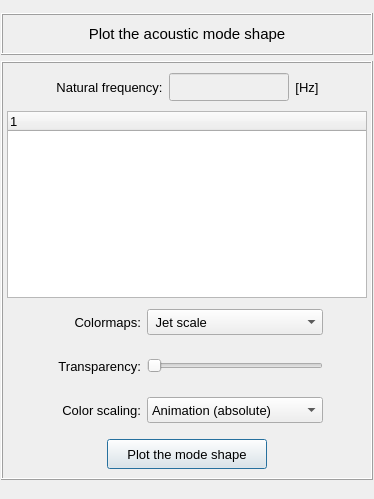
The window that pulse/interface/data/ui_files/plots/results/acoustic/acoustic_mode_shape.ui (open-pulse/OpenPulse) describes before a commit, drawn with Qt 5.
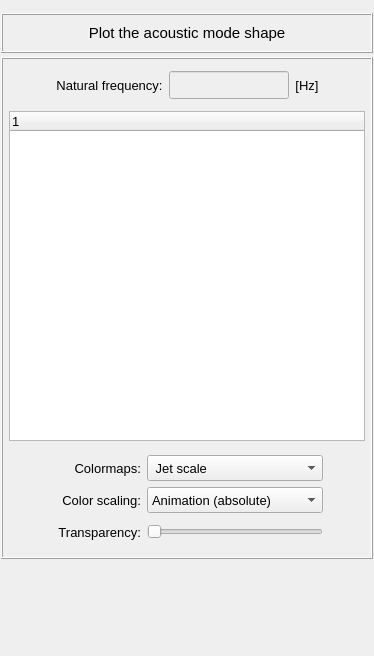
The same window after the commit.

Commit message: Update and uniformize the plot-related UI files

What changed in the file:
```diff
--- a/pulse/interface/data/ui_files/plots/results/acoustic/acoustic_mode_shape.ui
+++ b/pulse/interface/data/ui_files/plots/results/acoustic/acoustic_mode_shape.ui
@@ -7,7 +7,7 @@
     <x>0</x>
     <y>0</y>
     <width>374</width>
-    <height>499</height>
+    <height>656</height>
    </rect>
   </property>
   <property name="sizePolicy">
@@ -48,8 +48,8 @@
        <rect>
         <x>0</x>
         <y>0</y>
-        <width>360</width>
-        <height>494</height>
+        <width>372</width>
+        <height>648</height>
        </rect>
       </property>
       <layout class="QGridLayout" name="gridLayout_7">
@@ -59,6 +59,9 @@
        <property name="rightMargin">
         <number>0</number>
        </property>
+       <property name="verticalSpacing">
+        <number>4</number>
+       </property>
        <item row="1" column="0">
         <widget class="QFrame" name="frame_frequencies">
          <property name="sizeIncrement">
@@ -84,295 +87,20 @@
            <number>4</number>
           </property>
           <property name="topMargin">
-           <number>4</number>
+           <number>6</number>
           </property>
           <property name="rightMargin">
            <number>4</number>
           </property>
           <property name="bottomMargin">
-           <number>4</number>
+           <number>6</number>
           </property>
-          <property name="spacing">
+          <property name="horizontalSpacing">
            <number>4</number>
           </property>
-          <item row="6" column="0">
-           <widget class="QFrame" name="frame_button">
-            <property name="minimumSize">
-             <size>
-              <width>0</width>
-              <height>40</height>
-             </size>
-            </property>
-            <property name="maximumSize">
-             <size>
-              <width>16777215</width>
-              <height>40</height>
-             </size>
-            </property>
-            <property name="frameShape">
-             <enum>QFrame::Shape::NoFrame</enum>
-            </property>
-            <property name="frameShadow">
-             <enum>QFrame::Shadow::Raised</enum>
-            </property>
-            <layout class="QGridLayout" name="gridLayout_6">
-             <property name="leftMargin">
-              <number>0</number>
-             </property>
-             <property name="topMargin">
-              <number>0</number>
-             </property>
-             <property name="rightMargin">
-              <number>0</number>
-             </property>
-             <property name="bottomMargin">
-              <number>0</number>
-             </property>
-             <property name="spacing">
-              <number>0</number>
-             </property>
-             <item row="1" column="0">
-              <widget class="QPushButton" name="pushButton_plot">
-               <property name="minimumSize">
-                <size>
-                 <width>160</width>
-                 <height>30</height>
-                </size>
-               </property>
-               <property name="maximumSize">
-                <size>
-                 <width>160</width>
-                 <height>30</height>
-                </size>
-               </property>
-               <property name="font">
-                <font>
-                 <family>MS Shell Dlg 2</family>
-                 <pointsize>10</pointsize>
-                 <italic>false</italic>
-                 <bold>false</bold>
-                </font>
-               </property>
-               <property name="styleSheet">
-                <string notr="true"/>
-               </property>
-               <property name="text">
-                <string>Plot the mode shape</string>
-               </property>
-               <property name="default">
-                <bool>true</bool>
-               </property>
-              </widget>
-             </item>
-            </layout>
-           </widget>
-          </item>
-          <item row="5" column="0">
-           <widget class="QFrame" name="frame_2">
-            <property name="minimumSize">
-             <size>
-              <width>0</width>
-              <height>40</height>
-             </size>
-            </property>
-            <property name="maximumSize">
-             <size>
-              <width>16777215</width>
-              <height>40</height>
-             </size>
-            </property>
-            <property name="frameShape">
-             <enum>QFrame::Shape::NoFrame</enum>
-            </property>
-            <property name="frameShadow">
-             <enum>QFrame::Shadow::Raised</enum>
-            </property>
-            <layout class="QGridLayout" name="gridLayout_13">
-             <property name="leftMargin">
-              <number>0</number>
-             </property>
-             <property name="topMargin">
-              <number>0</number>
-             </property>
-             <property name="rightMargin">
-              <number>0</number>
-             </property>
-             <property name="bottomMargin">
-              <number>0</number>
-             </property>
-             <item row="0" column="1">
-              <widget class="QLabel" name="label_7">
-               <property name="minimumSize">
-                <size>
-                 <width>90</width>
-                 <height>26</height>
-                </size>
-               </property>
-               <property name="maximumSize">
-                <size>
-                 <width>90</width>
-                 <height>26</height>
-                </size>
-               </property>
-               <property name="font">
-                <font>
-                 <pointsize>10</pointsize>
-                </font>
-               </property>
-               <property name="text">
-                <string>Color scaling:</string>
-               </property>
-               <property name="alignment">
-                <set>Qt::AlignmentFlag::AlignRight|Qt::AlignmentFlag::AlignTrailing|Qt::AlignmentFlag::AlignVCenter</set>
-               </property>
-              </widget>
-             </item>
-             <item row="0" column="3">
-              <spacer name="horizontalSpacer_11">
-               <property name="orientation">
-                <enum>Qt::Orientation::Horizontal</enum>
-               </property>
-               <property name="sizeHint" stdset="0">
-                <size>
-                 <width>40</width>
-                 <height>20</height>
-                </size>
-               </property>
-              </spacer>
-             </item>
-             <item row="0" column="0">
-              <spacer name="horizontalSpacer_12">
-               <property name="orientation">
-                <enum>Qt::Orientation::Horizontal</enum>
-               </property>
-               <property name="sizeHint" stdset="0">
-                <size>
-                 <width>40</width>
-                 <height>20</height>
-                </size>
-               </property>
-              </spacer>
-             </item>
-             <item row="0" column="2">
-              <widget class="QComboBox" name="comboBox_color_scale">
-               <property name="minimumSize">
-                <size>
-                 <width>176</width>
-                 <height>26</height>
-                </size>
-               </property>
-               <property name="maximumSize">
-                <size>
-                 <width>200</width>
-                 <height>26</height>
-                </size>
-               </property>
-               <property name="font">
-                <font>
-                 <pointsize>10</pointsize>
-                </font>
-               </property>
-               <item>
-                <property name="text">
-                 <string>Animation (absolute)</string>
-                </property>
-               </item>
-               <item>
-                <property name="text">
-                 <string>Animation (non absolute)</string>
-                </property>
-               </item>
-               <item>
-                <property name="text">
-                 <string>Absolute values</string>
-                </property>
-               </item>
-               <item>
-                <property name="text">
-                 <string>Real values</string>
-                </property>
-               </item>
-               <item>
-                <property name="text">
-                 <string>Imaginary values</string>
-                </property>
-               </item>
-              </widget>
-             </item>
-            </layout>
-           </widget>
-          </item>
-          <item row="1" column="0">
-           <widget class="QFrame" name="frame_treeWidget">
-            <property name="maximumSize">
-             <size>
-              <width>16777215</width>
-              <height>16777215</height>
-             </size>
-            </property>
-            <property name="frameShape">
-             <enum>QFrame::Shape::NoFrame</enum>
-            </property>
-            <property name="frameShadow">
-             <enum>QFrame::Shadow::Raised</enum>
-            </property>
-            <layout class="QGridLayout" name="gridLayout_3">
-             <property name="leftMargin">
-              <number>0</number>
-             </property>
-             <property name="topMargin">
-              <number>0</number>
-             </property>
-             <property name="rightMargin">
-              <number>0</number>
-             </property>
-             <property name="bottomMargin">
-              <number>0</number>
-             </property>
-             <property name="spacing">
-              <number>0</number>
-             </property>
-             <item row="0" column="0">
-              <widget class="QTreeWidget" name="treeWidget_frequencies">
-               <property name="minimumSize">
-                <size>
-                 <width>260</width>
-                 <height>180</height>
-                </size>
-               </property>
-               <property name="maximumSize">
-                <size>
-                 <width>480</width>
-                 <height>600</height>
-                </size>
-               </property>
-               <property name="font">
-                <font>
-                 <family>MS Shell Dlg 2</family>
-                 <pointsize>10</pointsize>
-                 <italic>false</italic>
-                 <bold>false</bold>
-                </font>
-               </property>
-               <property name="toolTip">
-                <string>&lt;html&gt;&lt;head/&gt;&lt;body&gt;&lt;p&gt;Select the mode shape to be plotted&lt;/p&gt;&lt;/body&gt;&lt;/html&gt;</string>
-               </property>
-               <property name="alternatingRowColors">
-                <bool>true</bool>
-               </property>
-               <property name="indentation">
-                <number>0</number>
-               </property>
-               <column>
-                <property name="text">
-                 <string notr="true">1</string>
-                </property>
-               </column>
-              </widget>
-             </item>
-            </layout>
-           </widget>
-          </item>
+          <property name="verticalSpacing">
+           <number>6</number>
+          </property>
           <item row="0" column="0">
            <widget class="QFrame" name="frame_selector">
             <property name="minimumSize">
@@ -461,7 +189,7 @@
                </property>
                <property name="minimumSize">
                 <size>
-                 <width>80</width>
+                 <width>120</width>
                  <height>28</height>
                 </size>
                </property>
@@ -543,7 +271,7 @@
             <property name="maximumSize">
              <size>
               <width>16777215</width>
-              <height>40</height>
+              <height>120</height>
              </size>
             </property>
             <property name="frameShape">
@@ -557,14 +285,87 @@
               <number>0</number>
              </property>
              <property name="topMargin">
-              <number>0</number>
+              <number>8</number>
              </property>
              <property name="rightMargin">
               <number>0</number>
              </property>
              <property name="bottomMargin">
-              <number>0</number>
+              <number>6</number>
              </property>
+             <item row="1" column="1">
+              <widget class="QLabel" name="label_7">
+               <property name="minimumSize">
+                <size>
+                 <width>90</width>
+                 <height>26</height>
+                </size>
+               </property>
+               <property name="maximumSize">
+                <size>
+                 <width>90</width>
+                 <height>26</height>
+                </size>
+               </property>
+               <property name="font">
+                <font>
+                 <pointsize>10</pointsize>
+                </font>
+               </property>
+               <property name="text">
+                <string>Color scaling:</string>
+               </property>
+               <property name="alignment">
+                <set>Qt::AlignmentFlag::AlignRight|Qt::AlignmentFlag::AlignTrailing|Qt::AlignmentFlag::AlignVCenter</set>
+               </property>
+              </widget>
+             </item>
+             <item row="1" column="2">
+              <widget class="QComboBox" name="comboBox_color_scale">
+               <property name="minimumSize">
+                <size>
+                 <width>176</width>
+                 <height>26</height>
+                </size>
+               </property>
+               <property name="maximumSize">
+                <size>
+                 <width>200</width>
+                 <height>26</height>
+                </size>
+               </property>
+               <property name="font">
+                <font>
+                 <pointsize>10</pointsize>
+                </font>
+               </property>
+               <item>
+                <property name="text">
+                 <string>Animation (absolute)</string>
+                </property>
+               </item>
+               <item>
+                <property name="text">
+                 <string>Animation (non absolute)</string>
+                </property>
+               </item>
+               <item>
+                <property name="text">
+                 <string>Absolute values</string>
+                </property>
+               </item>
+               <item>
+                <property name="text">
+                 <string>Real values</string>
+                </property>
+               </item>
+               <item>
+                <property name="text">
+                 <string>Imaginary values</string>
+                </property>
+               </item>
+              </widget>
+             </item>
              <item row="0" column="2">
               <widget class="QComboBox" name="comboBox_colormaps">
                <property name="minimumSize">
@@ -654,6 +455,19 @@
                </property>
               </spacer>
              </item>
+             <item row="0" column="3">
+              <spacer name="horizontalSpacer">
+               <property name="orientation">
+                <enum>Qt::Orientation::Horizontal</enum>
+               </property>
+               <property name="sizeHint" stdset="0">
+                <size>
+                 <width>40</width>
+                 <height>20</height>
+                </size>
+               </property>
+              </spacer>
+             </item>
              <item row="0" column="1">
               <widget class="QLabel" name="label_2">
                <property name="minimumSize">
@@ -681,56 +495,7 @@
                </property>
               </widget>
              </item>
-             <item row="0" column="3">
-              <spacer name="horizontalSpacer">
-               <property name="orientation">
-                <enum>Qt::Orientation::Horizontal</enum>
-               </property>
-               <property name="sizeHint" stdset="0">
-                <size>
-                 <width>40</width>
-                 <height>20</height>
-                </size>
-               </property>
-              </spacer>
-             </item>
-            </layout>
-           </widget>
-          </item>
-          <item row="4" column="0">
-           <widget class="QFrame" name="frame_4">
-            <property name="minimumSize">
-             <size>
-              <width>0</width>
-              <height>40</height>
-             </size>
-            </property>
-            <property name="maximumSize">
-             <size>
-              <width>16777215</width>
-              <height>40</height>
-             </size>
-            </property>
-            <property name="frameShape">
-             <enum>QFrame::Shape::NoFrame</enum>
-            </property>
-            <property name="frameShadow">
-             <enum>QFrame::Shadow::Raised</enum>
-            </property>
-            <layout class="QGridLayout" name="gridLayout_8">
-             <property name="leftMargin">
-              <number>0</number>
-             </property>
-             <property name="topMargin">
-              <number>0</number>
-             </property>
-             <property name="rightMargin">
-              <number>0</number>
-             </property>
-             <property name="bottomMargin">
-              <number>0</number>
-             </property>
-             <item row="0" column="1">
+             <item row="2" column="1">
               <widget class="QLabel" name="label_3">
                <property name="minimumSize">
                 <size>
@@ -757,7 +522,7 @@
                </property>
               </widget>
              </item>
-             <item row="0" column="2">
+             <item row="2" column="2">
               <widget class="QSlider" name="slider_transparency">
                <property name="minimumSize">
                 <size>
@@ -776,31 +541,76 @@
                </property>
               </widget>
              </item>
-             <item row="0" column="3">
-              <spacer name="horizontalSpacer_6">
-               <property name="orientation">
-                <enum>Qt::Orientation::Horizontal</enum>
-               </property>
-               <property name="sizeHint" stdset="0">
-                <size>
-                 <width>40</width>
-                 <height>20</height>
-                </size>
-               </property>
-              </spacer>
-             </item>
+            </layout>
+           </widget>
+          </item>
+          <item row="1" column="0">
+           <widget class="QFrame" name="frame_treeWidget">
+            <property name="maximumSize">
+             <size>
+              <width>16777215</width>
+              <height>16777215</height>
+             </size>
+            </property>
+            <property name="frameShape">
+             <enum>QFrame::Shape::NoFrame</enum>
+            </property>
+            <property name="frameShadow">
+             <enum>QFrame::Shadow::Raised</enum>
+            </property>
+            <layout class="QGridLayout" name="gridLayout_3">
+             <property name="leftMargin">
+              <number>2</number>
+             </property>
+             <property name="topMargin">
+              <number>0</number>
+             </property>
+             <property name="rightMargin">
+              <number>2</number>
+             </property>
+             <property name="bottomMargin">
+              <number>0</number>
+             </property>
+             <property name="spacing">
+              <number>0</number>
+             </property>
              <item row="0" column="0">
-              <spacer name="horizontalSpacer_7">
-               <property name="orientation">
-                <enum>Qt::Orientation::Horizontal</enum>
+              <widget class="QTreeWidget" name="treeWidget_frequencies">
+               <property name="minimumSize">
+                <size>
+                 <width>260</width>
+                 <height>180</height>
+                </size>
                </property>
-               <property name="sizeHint" stdset="0">
+               <property name="maximumSize">
                 <size>
-                 <width>40</width>
-                 <height>20</height>
+                 <width>480</width>
+                 <height>600</height>
                 </size>
                </property>
-              </spacer>
+               <property name="font">
+                <font>
+                 <family>MS Shell Dlg 2</family>
+                 <pointsize>10</pointsize>
+                 <italic>false</italic>
+                 <bold>false</bold>
+                </font>
+               </property>
+               <property name="toolTip">
+                <string>&lt;html&gt;&lt;head/&gt;&lt;body&gt;&lt;p&gt;Select the mode shape to be plotted&lt;/p&gt;&lt;/body&gt;&lt;/html&gt;</string>
+               </property>
+               <property name="alternatingRowColors">
+                <bool>true</bool>
+               </property>
+               <property name="indentation">
+                <number>0</number>
+               </property>
+               <column>
+                <property name="text">
+                 <string notr="true">1</string>
+                </property>
+               </column>
+              </widget>
              </item>
             </layout>
            </widget>
@@ -813,13 +623,13 @@
          <property name="minimumSize">
           <size>
            <width>0</width>
-           <height>42</height>
+           <height>40</height>
           </size>
          </property>
          <property name="maximumSize">
           <size>
            <width>16777215</width>
-           <height>42</height>
+           <height>40</height>
           </size>
          </property>
          <property name="frameShape">
@@ -891,6 +701,12 @@
        </item>
        <item row="2" column="0">
         <widget class="QFrame" name="frame_animation">
+         <property name="minimumSize">
+          <size>
+           <width>0</width>
+           <height>80</height>
+          </size>
+         </property>
          <property name="frameShape">
           <enum>QFrame::Shape::NoFrame</enum>
          </property>
```
Left out of the diff: 3 changed lines with no effect on the pictures. The commit also changes 18 other files.
